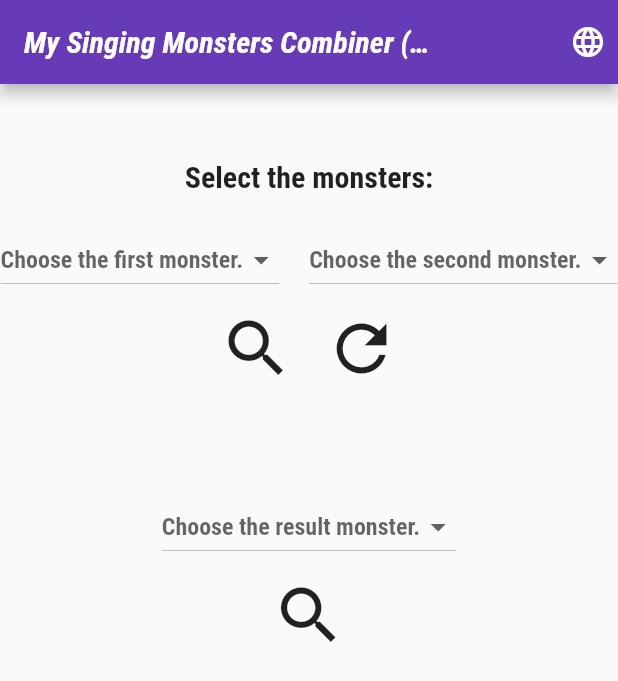
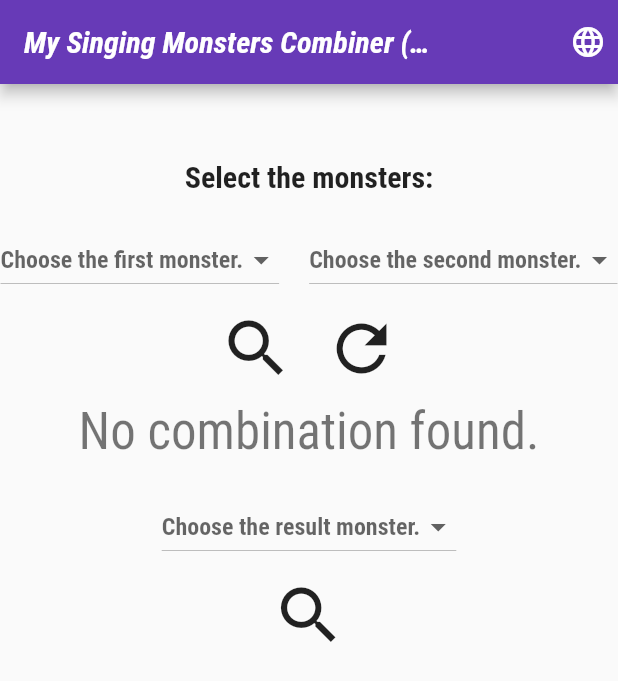
Before and after one commit to LuigiTrevisan/MySingingMonstersBreeder, a Flutter app: the screen it shows after launch, after a tap on the "search" icon, on a phone screen of 412 x 824 dp. Shown: the top 681 px of the screen. Run offline on Flutter 3.47's test engine with Material 2 defaults, Android fonts, the phone set to English and light mode, and no system bars; our stand-ins replace flutter_translate, google_fonts.

Commit message:
fixed no combo texts

```diff
--- a/assets/i18n/en.json
+++ b/assets/i18n/en.json
@@ -4,7 +4,7 @@
     },
     "home_page" : {
         "select" : "Select the monsters:",
-        "no_combo" : "Sem combinação.",
+        "no_combo" : "No combination found.",
         "choose_first" : "Choose the first monster.",
         "choose_second" : "Choose the second monster.",
         "choose_result" : "Choose the result monster."
--- a/lib/main.dart
+++ b/lib/main.dart
@@ -92,6 +92,7 @@
                 selectedResult = null;
                 counter = '';
                 combo = '';
+                resposta = '';
                 changeLocale(context, value as String?);
                 locale = value as String;
                 monsters = getLista(value);
@@ -161,8 +162,13 @@
                 IconButton(
                     //Botão de combinar
                     onPressed: () {
-                      resposta =
-                          monsterSearch(selectedMonster1, selectedMonster2, locale);
+                      var r = monsterSearch(selectedMonster1, selectedMonster2,
+                          locale);
+                      if (r.isEmpty || r == '') {
+                        resposta = translate('home_page.no_combo');
+                      } else {
+                        resposta = r;
+                      }
                       setState(() {
                         counter = resposta;
                       });
@@ -179,7 +185,6 @@
                         selectedResult = null;
                         combo = '';
                         counter = '';
-
                       });
                     },
                     icon: const Icon(Icons.refresh),
--- a/lib/teste.dart
+++ b/lib/teste.dart
@@ -4,7 +4,7 @@
   var dict = getDict(locale: locale);
   if (monster1 == null || monster2 == null) return '';
   if (monster1 == monster2) return monster1;
-  return dict[monster1][monster2] ?? 'Sem combinação.';
+  return dict[monster1][monster2] ?? '';
 }
 
 List<List<String>> comboSearch(String? result, String locale) {
```
